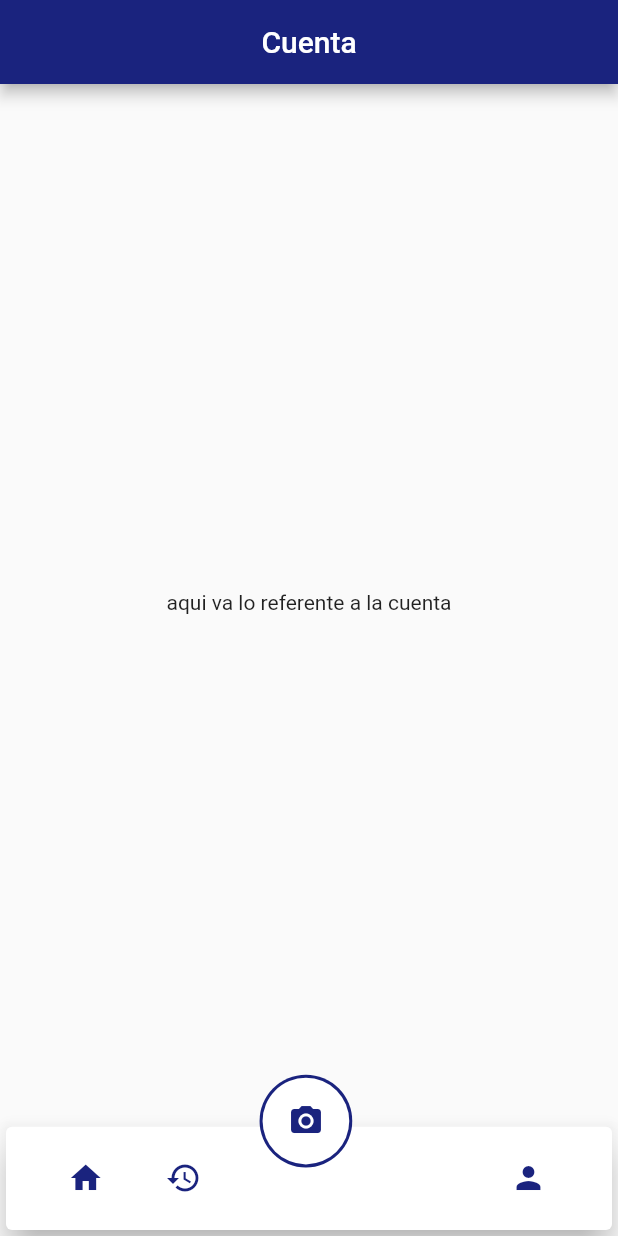
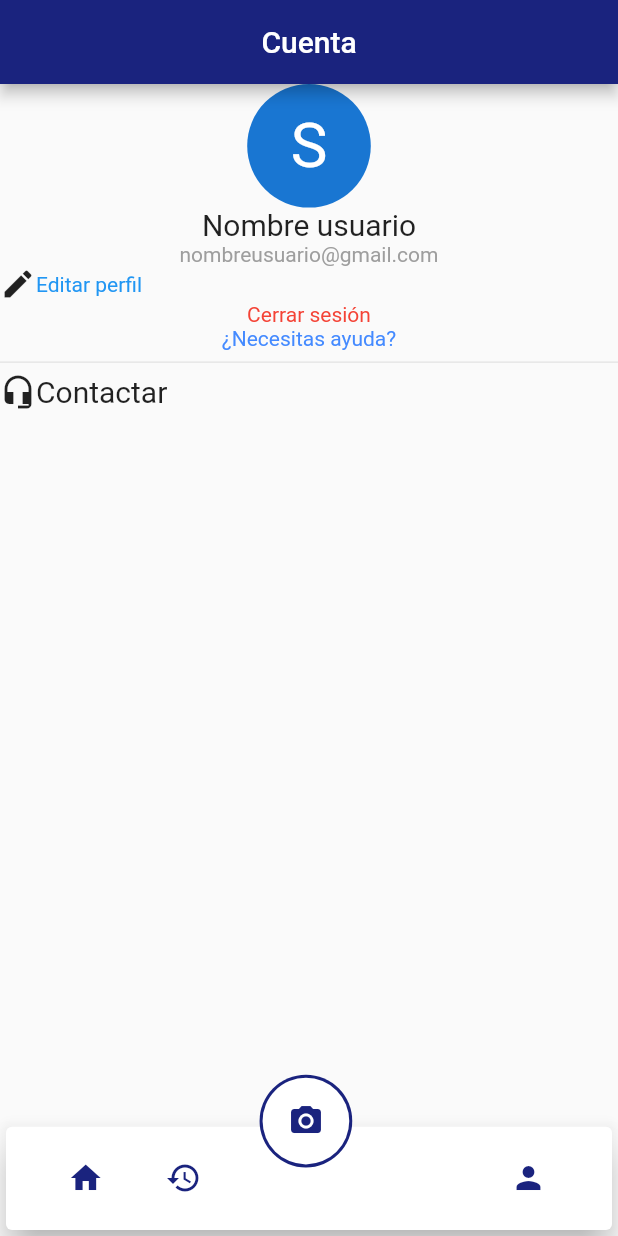
Before and after one commit to dktorres1995/Contador, a Flutter app: the CuentaScreen screen opened by its route, on a phone screen of 412 x 824 dp. Run offline on Flutter 3.47's test engine with Material 2 defaults, Android fonts, the phone set to English and light mode, and no system bars; our stand-ins replace flutter_swiper, image_picker; missing offline and left inert: dart:ffi, zoom_widget.

Commit message:
Información cuenta mockup y contactar a soporte

```diff
--- a/tomarfoto/lib/screens/cuenta.dart
+++ b/tomarfoto/lib/screens/cuenta.dart
@@ -1,5 +1,6 @@
 import 'package:flutter/material.dart';
 import 'package:tomarfoto/widgets/widgets/Plantilla.dart';
+import 'package:url_launcher/url_launcher.dart';
 
 class CuentaScreen extends StatefulWidget {
   static const routedName = "/cuentaScreen";
@@ -11,11 +12,89 @@ class _CuentaScreenState extends State<CuentaScreen> {
   @override
   Widget build(BuildContext context) {
     return ContenidoPagina(
-      contenido: Center(
-        child: Text('aqui va lo referente a la cuenta'),
-      ),
+      contenido: LayoutBuilder(builder: (context, constrains) {
+        return Column(
+          children: <Widget>[
+            CircleAvatar(
+              child: Text('S',
+              style: TextStyle(fontSize: constrains.maxWidth *0.1),
+              ),
+              radius: constrains.maxWidth*0.1,
+            ),
+            Text(
+              'Nombre usuario',
+              textAlign: TextAlign.right,
+              style: TextStyle(fontSize: 20),
+            ),
+            Text(
+              'nombreusuario@gmail.com',
+              textAlign: TextAlign.right,
+              style: TextStyle(
+              color: Colors.grey
+              ),
+            ),
+            InkWell(
+                child: Row(
+                  children: <Widget>[
+                    Icon(Icons.edit),
+                    Text(
+                      'Editar perfil',
+                      style: TextStyle(
+                        color: Colors.blue
+                      ),
+                    )
+                  ],
+                ),
+                onTap: () {
+                 //editar
+                }),
+                InkWell(
+
+                   child: Text(
+                      'Cerrar sesión',
+                      style: TextStyle(
+                        color: Colors.red
+                      ),
+                    ),
+
+                onTap: () {
+                 //cerrar sesion
+                }),
+
+            Text(
+              '¿Necesitas ayuda?',
+              textAlign: TextAlign.right,
+              style: TextStyle(color: Colors.blueAccent),
+            ),
+            Divider(),
+            InkWell(
+                child: Row(
+                  children: <Widget>[
+                    Icon(Icons.headset_mic),
+                    Text(
+                      'Contactar',
+                      style: TextStyle(
+                        fontSize: 20.0,
+                      ),
+                    )
+                  ],
+                ),
+                onTap: () {
+                  _ejecutarCorreo('dtorres@asesoftware.com',
+                      'Dudas e inquietudes', 'prueba');
+                }),
+          ],
+        );
+      }),
       titulo: 'Cuenta',
-      bloqueo: false,confirmacionSalida: false,mensajeConfirmacionSalida: (){},
+      bloqueo: false,
+      confirmacionSalida: false,
+      mensajeConfirmacionSalida: () {},
     );
   }
+
+  _ejecutarCorreo(String toMailId, String subject, String body) {
+    var url = 'mailto:$toMailId?subject=$subject&body=$body';
+    launch(url);
+  }
 }
--- a/tomarfoto/lib/widgets/widgets/TraerInfo.dart
+++ b/tomarfoto/lib/widgets/widgets/TraerInfo.dart
@@ -99,6 +99,7 @@ class _MyAppState extends State<MyApp> {
         listaAdibujar
             .add({'x': coor['x'], 'y': coor['y'], 'estado': 'sistema'});
       }
+      print(widget.id + 'id de la img');
     });
   }
 
--- a/tomarfoto/pubspec.yaml
+++ b/tomarfoto/pubspec.yaml
@@ -22,6 +22,7 @@ dependencies:
   #camera: ^0.5.7+4
   #rich_alert: ^0.1.32
   flutter_swiper: ^1.1.6
+  url_launcher: ^5.4.2
   http: ^0.12.0+4
   #path_provider: ^1.6.5
   async: ^2.4.0
```
